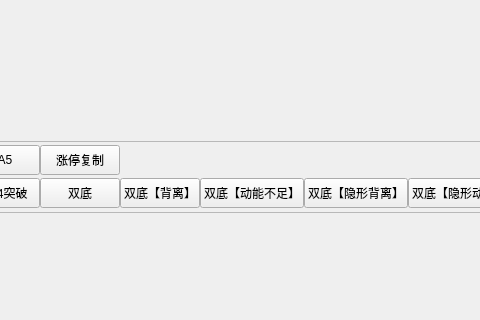
First picture: the form in src/gui/qt_widgets/strategy/StrategyWidget.ui, repository Daydreamer-AI/MPolicy, before the edit; both pictures show x 571 to 1051 and y 207 to 527 of the 1366 by 768 pixel window.
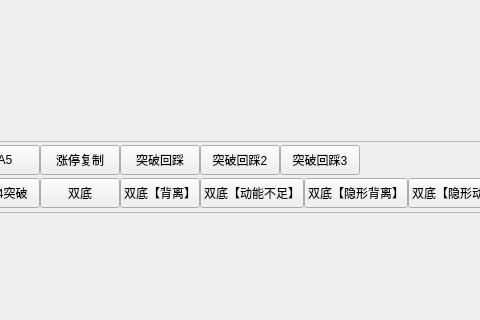
Second picture: the form after the edit.

Commit message: 添加突破回踩策略筛选接口

The edit to the form file:
```diff
--- a/src/gui/qt_widgets/strategy/StrategyWidget.ui
+++ b/src/gui/qt_widgets/strategy/StrategyWidget.ui
@@ -294,6 +294,81 @@
               </property>
              </widget>
             </item>
+            <item>
+             <widget class="QPushButton" name="btn_break_through_and_step_back">
+              <property name="minimumSize">
+               <size>
+                <width>0</width>
+                <height>30</height>
+               </size>
+              </property>
+              <property name="maximumSize">
+               <size>
+                <width>16777215</width>
+                <height>30</height>
+               </size>
+              </property>
+              <property name="text">
+               <string>突破回踩</string>
+              </property>
+              <property name="checkable">
+               <bool>true</bool>
+              </property>
+              <property name="autoExclusive">
+               <bool>true</bool>
+              </property>
+             </widget>
+            </item>
+            <item>
+             <widget class="QPushButton" name="btn_break_through_and_step_back_2">
+              <property name="minimumSize">
+               <size>
+                <width>0</width>
+                <height>30</height>
+               </size>
+              </property>
+              <property name="maximumSize">
+               <size>
+                <width>16777215</width>
+                <height>30</height>
+               </size>
+              </property>
+              <property name="text">
+               <string>突破回踩2</string>
+              </property>
+              <property name="checkable">
+               <bool>true</bool>
+              </property>
+              <property name="autoExclusive">
+               <bool>true</bool>
+              </property>
+             </widget>
+            </item>
+            <item>
+             <widget class="QPushButton" name="btn_break_through_and_step_back_3">
+              <property name="minimumSize">
+               <size>
+                <width>0</width>
+                <height>30</height>
+               </size>
+              </property>
+              <property name="maximumSize">
+               <size>
+                <width>16777215</width>
+                <height>30</height>
+               </size>
+              </property>
+              <property name="text">
+               <string>突破回踩3</string>
+              </property>
+              <property name="checkable">
+               <bool>true</bool>
+              </property>
+              <property name="autoExclusive">
+               <bool>true</bool>
+              </property>
+             </widget>
+            </item>
             <item>
              <spacer name="horizontalSpacer_2">
               <property name="orientation">
```
The commit also changes 5 other files.
